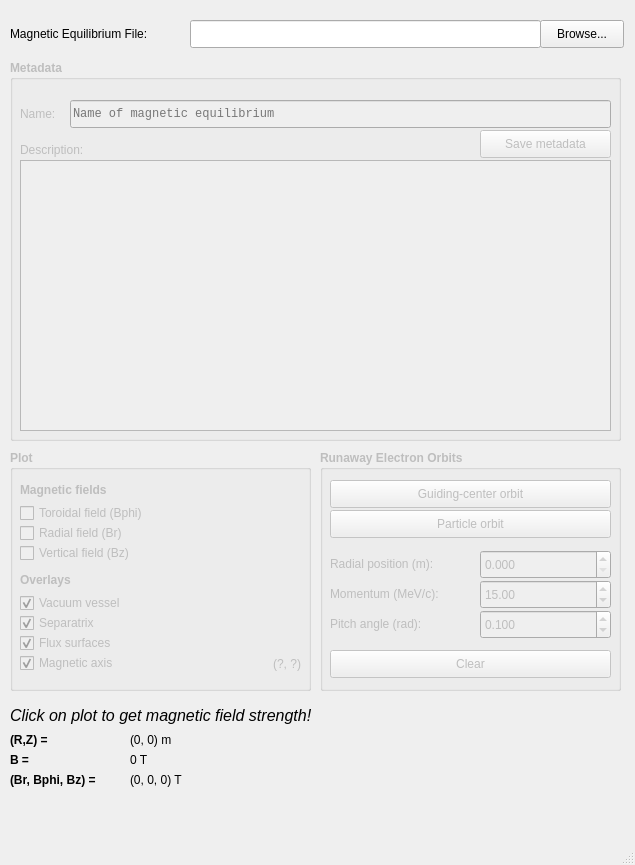
Qt form ui/main.ui (hoppe93/softmeqplot) before a commit.
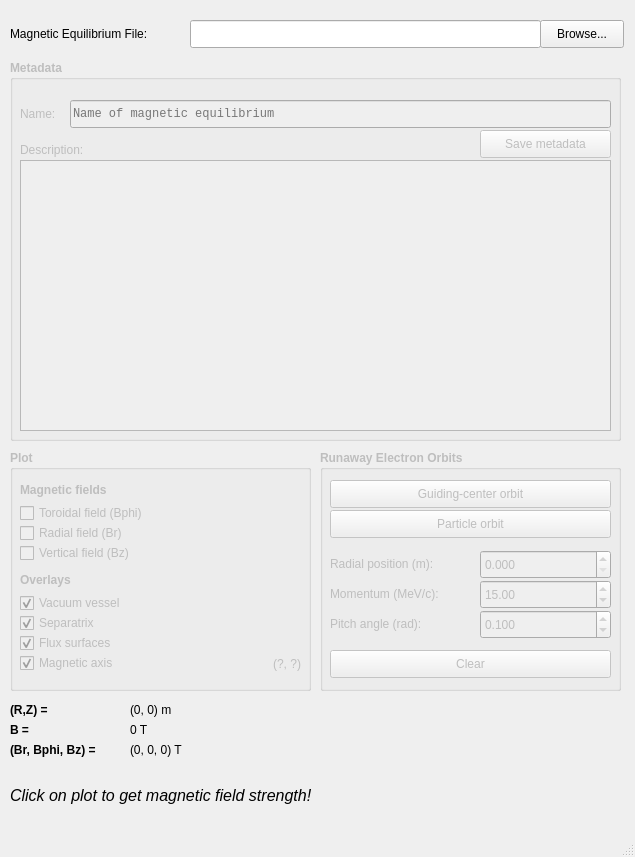
The same form after that commit.

```diff
--- a/ui/main.ui
+++ b/ui/main.ui
@@ -7,7 +7,7 @@
     <x>0</x>
     <y>0</y>
     <width>635</width>
-    <height>865</height>
+    <height>857</height>
    </rect>
   </property>
   <property name="windowTitle">
@@ -609,7 +609,7 @@
     <property name="geometry">
      <rect>
       <x>10</x>
-      <y>700</y>
+      <y>780</y>
       <width>421</width>
       <height>31</height>
      </rect>
@@ -630,7 +630,7 @@
     <property name="geometry">
      <rect>
       <x>10</x>
-      <y>730</y>
+      <y>700</y>
       <width>63</width>
       <height>20</height>
      </rect>
@@ -649,7 +649,7 @@
     <property name="geometry">
      <rect>
       <x>10</x>
-      <y>750</y>
+      <y>720</y>
       <width>63</width>
       <height>20</height>
      </rect>
@@ -668,7 +668,7 @@
     <property name="geometry">
      <rect>
       <x>10</x>
-      <y>770</y>
+      <y>740</y>
       <width>111</width>
       <height>20</height>
      </rect>
@@ -687,7 +687,7 @@
     <property name="geometry">
      <rect>
       <x>130</x>
-      <y>770</y>
+      <y>740</y>
       <width>491</width>
       <height>20</height>
      </rect>
@@ -700,7 +700,7 @@
     <property name="geometry">
      <rect>
       <x>130</x>
-      <y>750</y>
+      <y>720</y>
       <width>491</width>
       <height>20</height>
      </rect>
@@ -713,7 +713,7 @@
     <property name="geometry">
      <rect>
       <x>130</x>
-      <y>730</y>
+      <y>700</y>
       <width>481</width>
       <height>20</height>
      </rect>
```
